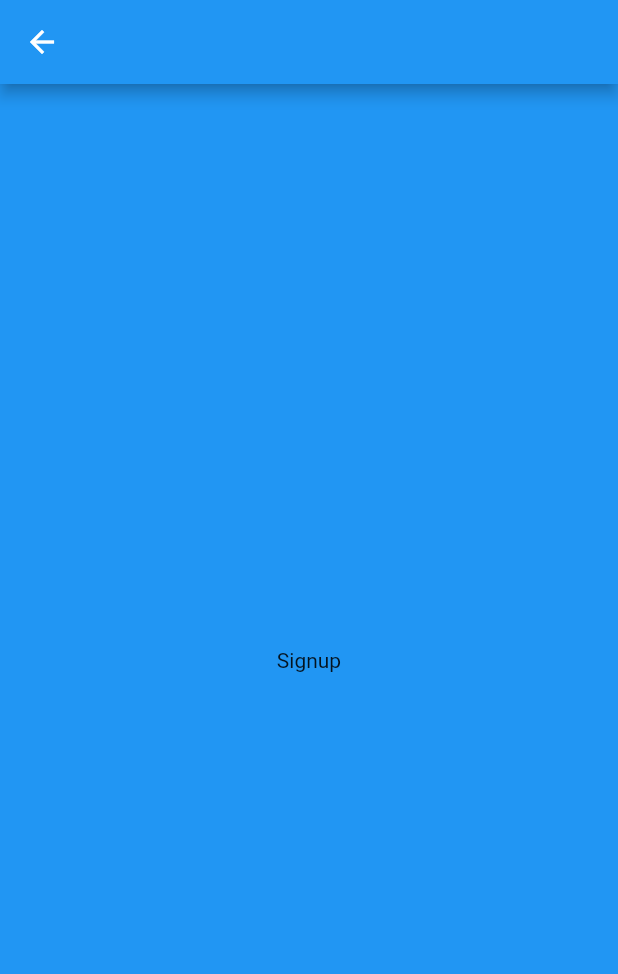
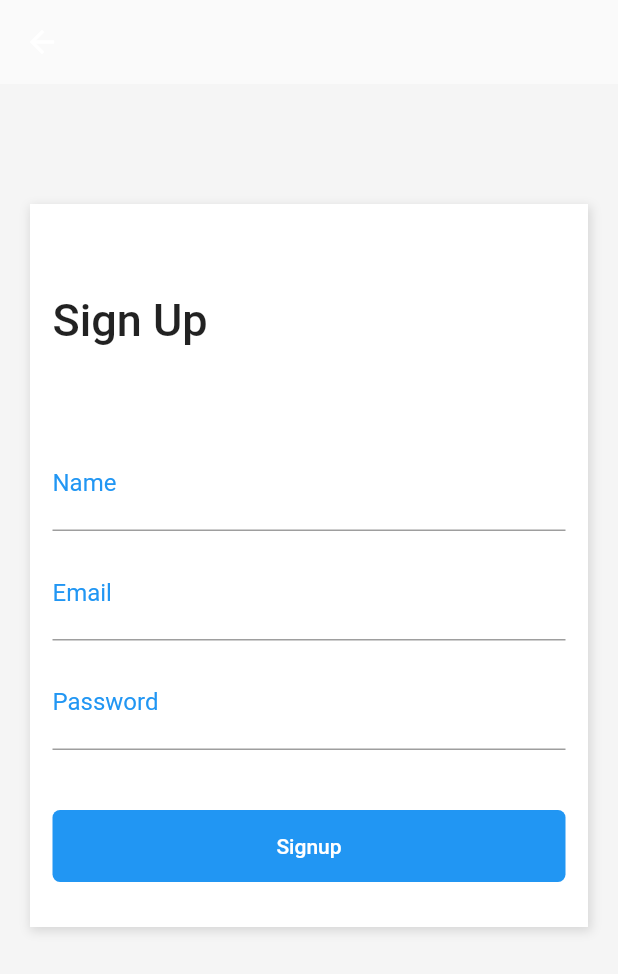
Before and after one commit to fabianomoura/ShoppingFlutter, a Flutter app: the SignupPage screen opened directly, on a phone screen of 412 x 824 dp. Shown: the top 974 px of the screen. Run offline on Flutter 3.47's test engine with Material 2 defaults, Android fonts, the phone set to English and light mode, and no system bars.

Commit message:
Change Sign Up Page

```diff
--- a/lib/pages/login.page.dart
+++ b/lib/pages/login.page.dart
@@ -130,7 +130,7 @@ class LoginPage extends StatelessWidget {
                           ),
                           onPressed: () {},
                         ),
-                      )
+                      ),
                     ],
                   ),
                 ),
--- a/lib/pages/signup.page.dart
+++ b/lib/pages/signup.page.dart
@@ -4,11 +4,135 @@ class SignupPage extends StatelessWidget {
   @override
   Widget build(BuildContext context) {
     return Scaffold(
-      appBar: AppBar(),
-      body: Container(
-        color: Colors.blue,
-        child: Center(
-          child: Text("Signup"),
+      appBar: AppBar(
+        backgroundColor: Colors.white.withOpacity(0),
+        elevation: 0,
+      ),
+      body: SingleChildScrollView(
+        child: Container(
+          color: Color(0xFFF5F5F5),
+          padding: EdgeInsets.only(
+            top: 80,
+            left: 20,
+            right: 20,
+            bottom: 40,
+          ),
+          child: Column(
+            children: <Widget>[
+              Container(
+                //height: 450,
+                decoration: BoxDecoration(
+                  color: Colors.white,
+                  boxShadow: [
+                    new BoxShadow(
+                      color: Colors.black12,
+                      offset: new Offset(1, 2.0),
+                      blurRadius: 5,
+                      spreadRadius: 1,
+                    ),
+                  ],
+                ),
+                child: Padding(
+                  padding: EdgeInsets.only(
+                    left: 15,
+                    right: 15,
+                    top: 60,
+                  ),
+                  child: Column(
+                    crossAxisAlignment: CrossAxisAlignment.stretch,
+                    children: <Widget>[
+                      Text(
+                        "Sign Up",
+                        style: TextStyle(
+                          fontSize: 30,
+                          fontWeight: FontWeight.w500,
+                        ),
+                      ),
+                      SizedBox(
+                        height: 60,
+                      ),
+                      TextFormField(
+                        //autofocus: true,
+                        keyboardType: TextInputType.text,
+                        decoration: InputDecoration(
+                          labelText: "Name",
+                          labelStyle: TextStyle(
+                            color: Theme.of(context).primaryColor,
+                            fontWeight: FontWeight.w400,
+                            fontSize: 16,
+                          ),
+                        ),
+                        style: TextStyle(
+                          fontSize: 20,
+                        ),
+                      ),
+                      SizedBox(
+                        height: 10,
+                      ),
+                      TextFormField(
+                        //autofocus: true,
+                        keyboardType: TextInputType.emailAddress,
+                        decoration: InputDecoration(
+                          labelText: "Email",
+                          labelStyle: TextStyle(
+                            color: Theme.of(context).primaryColor,
+                            fontWeight: FontWeight.w400,
+                            fontSize: 16,
+                          ),
+                        ),
+                        style: TextStyle(
+                          fontSize: 20,
+                        ),
+                      ),
+                      SizedBox(
+                        height: 10,
+                      ),
+                      TextFormField(
+                        //autofocus: true,
+                        keyboardType: TextInputType.text,
+                        obscureText: true,
+                        decoration: InputDecoration(
+                          labelText: "Password",
+                          labelStyle: TextStyle(
+                            color: Theme.of(context).primaryColor,
+                            fontWeight: FontWeight.w400,
+                            fontSize: 16,
+                          ),
+                        ),
+                        style: TextStyle(
+                          fontSize: 20,
+                        ),
+                      ),
+                      SizedBox(
+                        height: 40,
+                      ),
+                      Container(
+                        width: double.infinity,
+                        decoration: BoxDecoration(
+                          color: Theme.of(context).primaryColor,
+                          borderRadius: BorderRadius.all(
+                            Radius.circular(5),
+                          ),
+                        ),
+                        child: FlatButton(
+                          child: Text(
+                            "Signup",
+                            style: TextStyle(
+                              color: Colors.white,
+                            ),
+                          ),
+                          onPressed: () {},
+                        ),
+                      ),
+                      SizedBox(
+                        height: 30,
+                      )
+                    ],
+                  ),
+                ),
+              ),
+            ],
+          ),
         ),
       ),
     );
```
